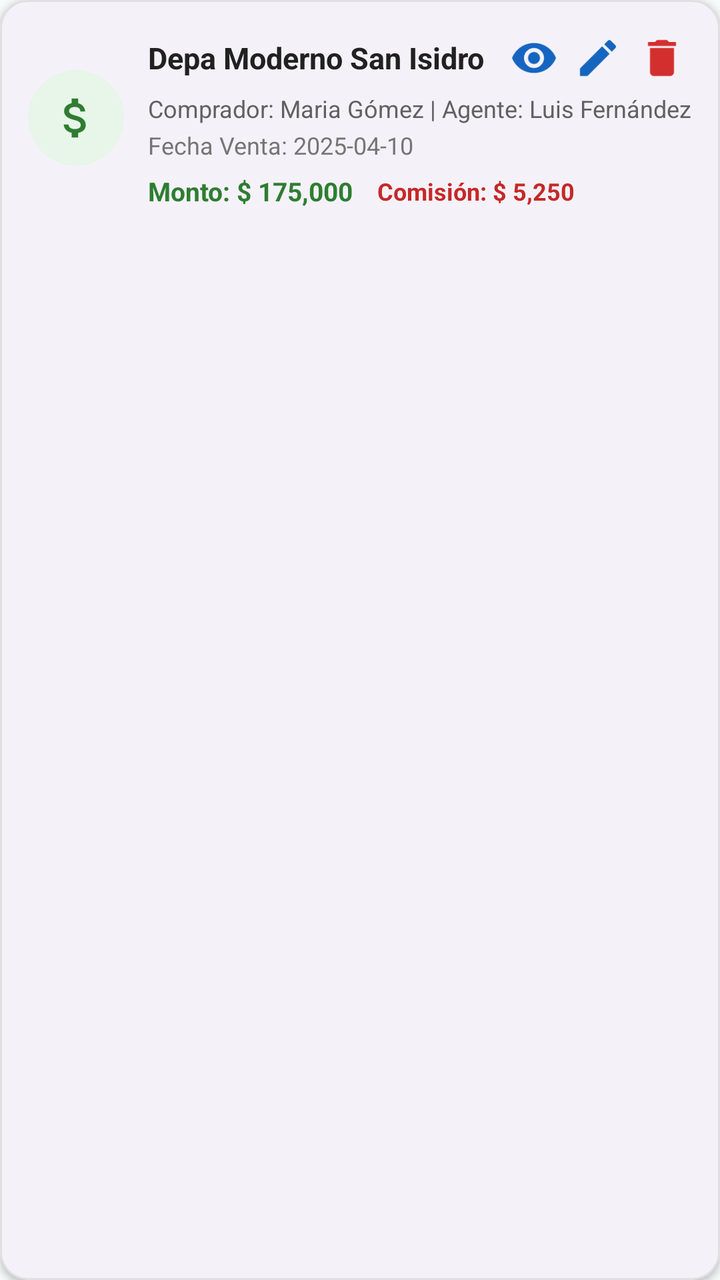
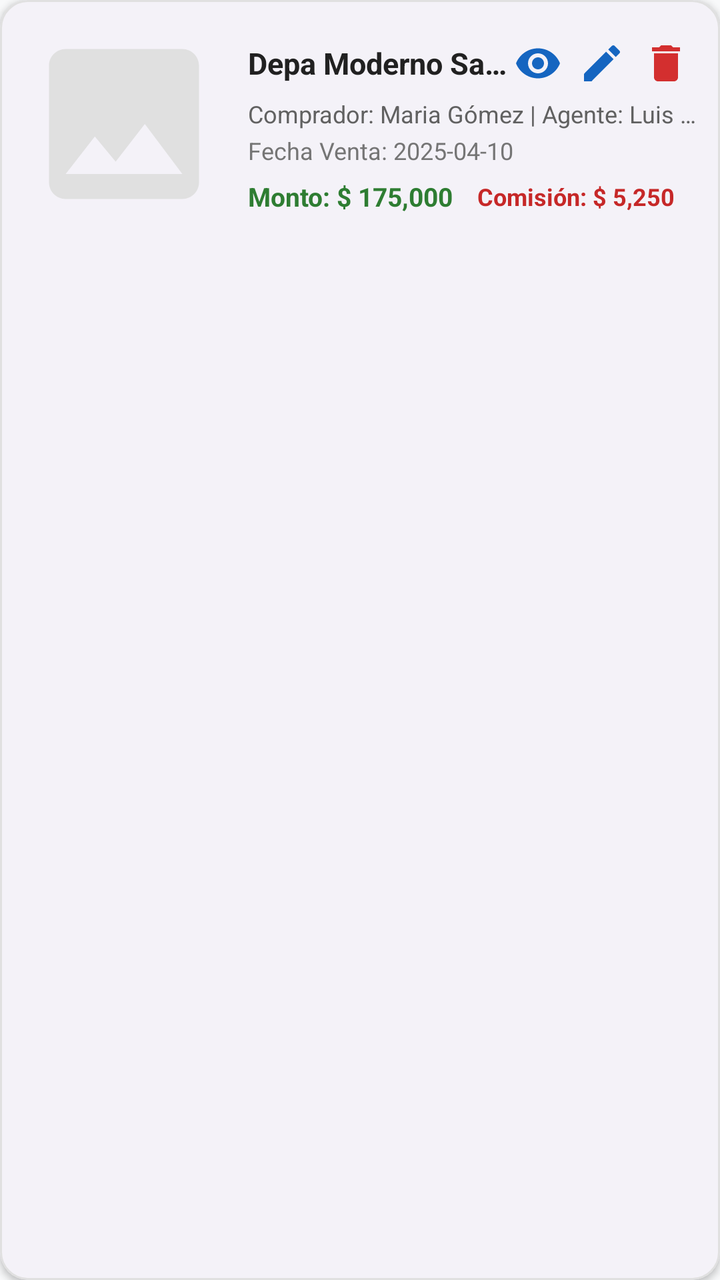

The first picture is an Android layout as it rendered before a commit; the second is the same layout after the commit. The layout source and the unified diff follow.
<!-- AndroidManifest.xml: application theme Theme.Inmobiliaria -->
<!-- res/layout/item_venta.xml -->
<?xml version="1.0" encoding="utf-8"?>
<com.google.android.material.card.MaterialCardView xmlns:android="http://schemas.android.com/apk/res/android"
    xmlns:app="http://schemas.android.com/apk/res-auto"
    android:layout_width="match_parent"
    android:layout_height="wrap_content"
    android:layout_marginHorizontal="16dp"
    android:layout_marginVertical="6dp"
    app:cardBackgroundColor="#FFFFFF"
    app:cardCornerRadius="14dp"
    app:cardElevation="2dp"
    app:strokeColor="#E0E0E0"
    app:strokeWidth="1dp">

    <LinearLayout
        android:layout_width="match_parent"
        android:layout_height="wrap_content"
        android:orientation="horizontal"
        android:padding="14dp"
        android:gravity="center_vertical">

        <com.google.android.material.card.MaterialCardView
            android:layout_width="48dp"
            android:layout_height="48dp"
            app:cardBackgroundColor="#E8F5E9"
            app:cardCornerRadius="24dp"
            app:cardElevation="0dp"
            app:strokeWidth="0dp">

            <ImageView
                android:layout_width="match_parent"
                android:layout_height="match_parent"
                android:contentDescription="Icono Venta"
                android:padding="11dp"
                android:src="@drawable/ic_sale"
                app:tint="#2E7D32" />

        </com.google.android.material.card.MaterialCardView>

        <LinearLayout
            android:layout_width="0dp"
            android:layout_height="wrap_content"
            android:layout_marginStart="12dp"
            android:layout_weight="1"
            android:orientation="vertical">

            <LinearLayout
                android:layout_width="match_parent"
                android:layout_height="wrap_content"
                android:orientation="horizontal"
                android:gravity="center_vertical">

                <TextView
                    android:id="@+id/tvPropiedad"
                    android:layout_width="0dp"
                    android:layout_height="wrap_content"
                    android:layout_weight="1"
                    android:text="Depa Moderno San Isidro"
                    android:textSize="15sp"
                    android:textStyle="bold"
                    android:ellipsize="end"
                    android:maxLines="1"
                    android:textColor="#212121" />

                <ImageButton
                    android:id="@+id/btnView"
                    android:layout_width="30dp"
                    android:layout_height="30dp"
                    android:background="?attr/selectableItemBackgroundBorderless"
                    android:contentDescription="Ver Detalle"
                    android:padding="4dp"
                    android:src="@drawable/ic_eye"
                    app:tint="#1565C0" />

                <ImageButton
                    android:id="@+id/btnEdit"
                    android:layout_width="30dp"
                    android:layout_height="30dp"
                    android:layout_marginStart="2dp"
                    android:background="?attr/selectableItemBackgroundBorderless"
                    android:contentDescription="Editar"
                    android:padding="4dp"
                    android:src="@drawable/ic_edit"
                    app:tint="#1565C0" />

                <ImageButton
                    android:id="@+id/btnDelete"
                    android:layout_width="30dp"
                    android:layout_height="30dp"
                    android:layout_marginStart="2dp"
                    android:background="?attr/selectableItemBackgroundBorderless"
                    android:contentDescription="Eliminar"
                    android:padding="4dp"
                    android:src="@drawable/ic_delete"
                    app:tint="#D32F2F" />

            </LinearLayout>

            <TextView
                android:id="@+id/tvClienteAgente"
                android:layout_width="wrap_content"
                android:layout_height="wrap_content"
                android:layout_marginTop="2dp"
                android:text="Comprador: Maria Gómez | Agente: Luis Fernández"
                android:textSize="12sp"
                android:textColor="#616161"
                android:ellipsize="end"
                android:maxLines="1" />

            <TextView
                android:id="@+id/tvFecha"
                android:layout_width="wrap_content"
                android:layout_height="wrap_content"
                android:layout_marginTop="2dp"
                android:text="Fecha Venta: 2025-04-10"
                android:textSize="12sp"
                android:textColor="#757575" />

            <LinearLayout
                android:layout_width="wrap_content"
                android:layout_height="wrap_content"
                android:layout_marginTop="6dp"
                android:gravity="center_vertical"
                android:orientation="horizontal">

                <TextView
                    android:id="@+id/tvMonto"
                    android:layout_width="wrap_content"
                    android:layout_height="wrap_content"
                    android:text="Monto: $ 175,000"
                    android:textSize="13sp"
                    android:textStyle="bold"
                    android:textColor="#2E7D32" />

                <TextView
                    android:id="@+id/tvComision"
                    android:layout_width="wrap_content"
                    android:layout_height="wrap_content"
                    android:layout_marginStart="12dp"
                    android:text="Comisión: $ 5,250"
                    android:textSize="12sp"
                    android:textStyle="bold"
                    android:textColor="#C62828" />

            </LinearLayout>

        </LinearLayout>

    </LinearLayout>

</com.google.android.material.card.MaterialCardView>
<!-- resources referenced by this layout -->
<resources>
  <!-- drawable ic_delete (drawable) -->
  <vector xmlns:android="http://schemas.android.com/apk/res/android"
      android:width="24dp"
      android:height="24dp"
      android:viewportWidth="24"
      android:viewportHeight="24">
      <path
          android:fillColor="#E53935"
          android:pathData="M6,19c0,1.1 0.9,2 2,2h8c1.1,0 2,-0.9 2,-2V7H6v12zM19,4h-3.5l-1,-1h-5l-1,1H5v2h14V4z" />
  </vector>
  <!-- drawable ic_edit (drawable) -->
  <vector xmlns:android="http://schemas.android.com/apk/res/android"
      android:width="24dp"
      android:height="24dp"
      android:viewportWidth="24"
      android:viewportHeight="24">
      <path
          android:fillColor="#1E88E5"
          android:pathData="M3,17.25V21h3.75L17.81,9.94l-3.75-3.75L3,17.25zM20.71,7.04c0.39-0.39 0.39-1.02 0-1.41l-2.34-2.34c-0.39-0.39-1.02-0.39-1.41,0l-1.83,1.83 3.75,3.75 1.83-1.83z" />
  </vector>
  <!-- drawable ic_eye (drawable) -->
  <vector xmlns:android="http://schemas.android.com/apk/res/android"
      android:width="24dp"
      android:height="24dp"
      android:viewportWidth="24"
      android:viewportHeight="24">
      <path
          android:fillColor="#2E7D32"
          android:pathData="M12,4.5C7,4.5 2.73,7.61 1,12c1.73,4.39 6,7.5 11,7.5s9.27,-3.11 11,-7.5c-1.73,-4.39 -6,-7.5 -11,-7.5zM12,17c-2.76,0 -5,-2.24 -5,-5s2.24,-5 5,-5 5,2.24 5,5 -2.24,5 -5,5zm0,-8c-1.66,0 -3,1.34 -3,3s1.34,3 3,3 3,-1.34 3,-3 -1.34,-3 -3,-3z" />
  </vector>
  <!-- drawable ic_sale (drawable) -->
  <vector xmlns:android="http://schemas.android.com/apk/res/android"
      android:width="24dp"
      android:height="24dp"
      android:viewportWidth="24"
      android:viewportHeight="24">
      <path
          android:fillColor="#000000"
          android:pathData="M11.8,10.9c-2.27,-0.59 -3,-1.2 -3,-2.15 0,-1.09 1.01,-1.85 2.7,-1.85 1.78,0 2.44,0.85 2.5,2.1h2.21c-0.07,-1.72 -1.12,-3.3 -3.21,-3.81V3h-3v2.16c-1.94,0.42 -3.5,1.68 -3.5,3.61 0,2.31 1.91,3.46 4.7,4.13 2.5,0.6 3,1.48 3,2.41 0,0.69 -0.49,1.79 -2.7,1.79 -2.06,0 -2.87,-0.92 -2.98,-2.1H6.32c0.12,2.19 1.76,3.42 3.68,3.83V21h3v-2.15c1.95,-0.37 3.5,-1.5 3.5,-3.55 0,-2.84 -2.43,-3.81 -4.7,-4.4z" />
  </vector>
  <style name="Theme.Inmobiliaria" parent="Base.Theme.Inmobiliaria" />
  <style name="Base.Theme.Inmobiliaria" parent="Theme.Material3.Light.NoActionBar">
          <item name="android:windowBackground">#F8F9FA</item>
          <item name="colorSurface">#FFFFFF</item>
          <item name="colorSurfaceContainer">#FFFFFF</item>
          <item name="colorSurfaceContainerLow">#FFFFFF</item>
          <item name="colorSurfaceContainerHigh">#FFFFFF</item>
          <item name="colorSurfaceContainerHighest">#FFFFFF</item>
      </style>
</resources>

<!-- the commit's change to res/layout/item_venta.xml (unified diff, before → after) -->
@@ -15,26 +15,16 @@
         android:layout_width="match_parent"
         android:layout_height="wrap_content"
         android:orientation="horizontal"
-        android:padding="14dp"
+        android:padding="12dp"
         android:gravity="center_vertical">
 
-        <com.google.android.material.card.MaterialCardView
-            android:layout_width="48dp"
-            android:layout_height="48dp"
-            app:cardBackgroundColor="#E8F5E9"
-            app:cardCornerRadius="24dp"
-            app:cardElevation="0dp"
-            app:strokeWidth="0dp">
-
-            <ImageView
-                android:layout_width="match_parent"
-                android:layout_height="match_parent"
-                android:contentDescription="Icono Venta"
-                android:padding="11dp"
-                android:src="@drawable/ic_sale"
-                app:tint="#2E7D32" />
-
-        </com.google.android.material.card.MaterialCardView>
+        <com.google.android.material.imageview.ShapeableImageView
+            android:id="@+id/ivPropiedad"
+            android:layout_width="100dp"
+            android:layout_height="100dp"
+            android:scaleType="centerCrop"
+            android:src="@drawable/ic_placeholder"
+            app:shapeAppearanceOverlay="@style/ShapeAppearance.Material3.Corner.Medium" />
 
         <LinearLayout
             android:layout_width="0dp"
<!-- resource entries referenced after the edit -->
@@ -30,15 +30,15 @@
           android:fillColor="#2E7D32"
           android:pathData="M12,4.5C7,4.5 2.73,7.61 1,12c1.73,4.39 6,7.5 11,7.5s9.27,-3.11 11,-7.5c-1.73,-4.39 -6,-7.5 -11,-7.5zM12,17c-2.76,0 -5,-2.24 -5,-5s2.24,-5 5,-5 5,2.24 5,5 -2.24,5 -5,5zm0,-8c-1.66,0 -3,1.34 -3,3s1.34,3 3,3 3,-1.34 3,-3 -1.34,-3 -3,-3z" />
   </vector>
-  <!-- drawable ic_sale (drawable) -->
+  <!-- drawable ic_placeholder (drawable) -->
   <vector xmlns:android="http://schemas.android.com/apk/res/android"
-      android:width="24dp"
-      android:height="24dp"
+      android:width="120dp"
+      android:height="120dp"
       android:viewportWidth="24"
       android:viewportHeight="24">
       <path
-          android:fillColor="#000000"
-          android:pathData="M11.8,10.9c-2.27,-0.59 -3,-1.2 -3,-2.15 0,-1.09 1.01,-1.85 2.7,-1.85 1.78,0 2.44,0.85 2.5,2.1h2.21c-0.07,-1.72 -1.12,-3.3 -3.21,-3.81V3h-3v2.16c-1.94,0.42 -3.5,1.68 -3.5,3.61 0,2.31 1.91,3.46 4.7,4.13 2.5,0.6 3,1.48 3,2.41 0,0.69 -0.49,1.79 -2.7,1.79 -2.06,0 -2.87,-0.92 -2.98,-2.1H6.32c0.12,2.19 1.76,3.42 3.68,3.83V21h3v-2.15c1.95,-0.37 3.5,-1.5 3.5,-3.55 0,-2.84 -2.43,-3.81 -4.7,-4.4z" />
+          android:fillColor="#E0E0E0"
+          android:pathData="M21,19V5c0,-1.1 -0.9,-2 -2,-2H5c-1.1,0 -2,0.9 -2,2v14c0,1.1 0.9,2 2,2h14c1.1,0 2,-0.9 2,-2zM8.5,13.5l2.5,3.01L14.5,12l4.5,6H5l3.5,-4.5z" />
   </vector>
   <style name="Theme.Inmobiliaria" parent="Base.Theme.Inmobiliaria" />
   <style name="Base.Theme.Inmobiliaria" parent="Theme.Material3.Light.NoActionBar">
